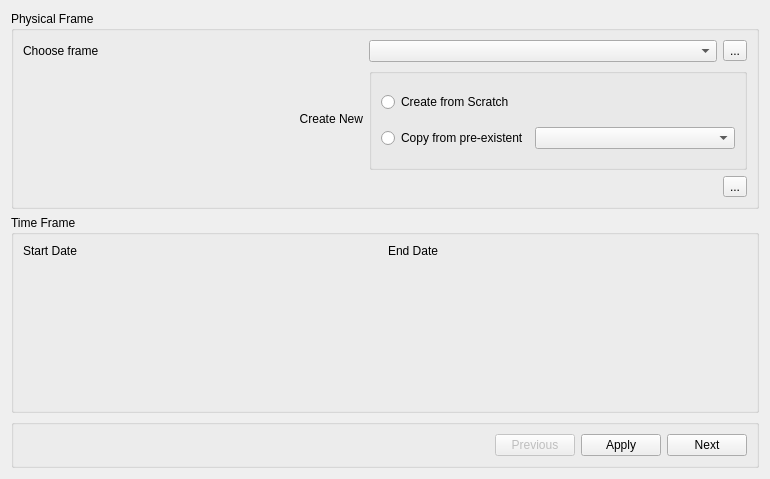
This is app_new/frmframe.ui in doublebyte1/app_solution as Qt 5 draws it before an edit. The edited form follows.
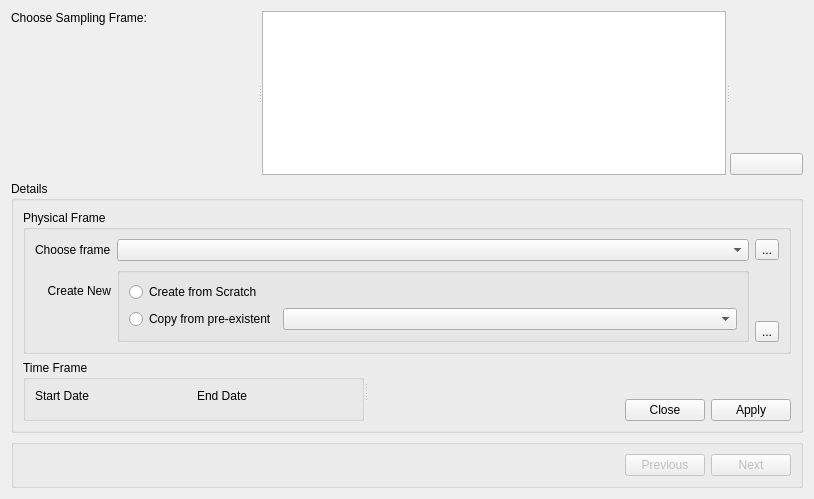
This is the edited form. Icons and pictures are not drawn. Custom widgets are drawn as their Qt base class.

What changed in the file:
```diff
--- a/app_new/frmframe.ui
+++ b/app_new/frmframe.ui
@@ -6,15 +6,115 @@
    <rect>
     <x>0</x>
     <y>0</y>
-    <width>770</width>
-    <height>479</height>
+    <width>814</width>
+    <height>499</height>
    </rect>
   </property>
   <property name="windowTitle">
    <string>Form</string>
   </property>
-  <layout class="QVBoxLayout" name="verticalLayout">
+  <layout class="QVBoxLayout" name="verticalLayout_3">
    <item>
+    <widget class="QSplitter" name="splitter">
+     <property name="orientation">
+      <enum>Qt::Horizontal</enum>
+     </property>
+     <widget class="QWidget" name="layoutWidget3">
+      <layout class="QVBoxLayout" name="verticalLayout_2">
+       <property name="spacing">
+        <number>2</number>
+       </property>
+       <item>
+        <widget class="QLabel" name="label_6">
+         <property name="sizePolicy">
+          <sizepolicy hsizetype="Expanding" vsizetype="Fixed">
+           <horstretch>0</horstretch>
+           <verstretch>0</verstretch>
+          </sizepolicy>
+         </property>
+         <property name="text">
+          <string>Choose Sampling Frame:</string>
+         </property>
+         <property name="buddy">
+          <cstring>tableView</cstring>
+         </property>
+        </widget>
+       </item>
+       <item>
+        <spacer name="verticalSpacer_3">
+         <property name="orientation">
+          <enum>Qt::Vertical</enum>
+         </property>
+         <property name="sizeHint" stdset="0">
+          <size>
+           <width>20</width>
+           <height>40</height>
+          </size>
+         </property>
+        </spacer>
+       </item>
+      </layout>
+     </widget>
+     <widget class="QTableView" name="tableView">
+      <property name="sizePolicy">
+       <sizepolicy hsizetype="Expanding" vsizetype="Expanding">
+        <horstretch>0</horstretch>
+        <verstretch>0</verstretch>
+       </sizepolicy>
+      </property>
+     </widget>
+     <widget class="QWidget" name="layoutWidget1">
+      <layout class="QVBoxLayout" name="verticalLayout_4">
+       <item>
+        <spacer name="verticalSpacer_2">
+         <property name="orientation">
+          <enum>Qt::Vertical</enum>
+         </property>
+         <property name="sizeHint" stdset="0">
+          <size>
+           <width>20</width>
+           <height>40</height>
+          </size>
+         </property>
+        </spacer>
+       </item>
+       <item>
+        <widget class="QPushButton" name="pushNew">
+         <property name="sizePolicy">
+          <sizepolicy hsizetype="Expanding" vsizetype="Fixed">
+           <horstretch>0</horstretch>
+           <verstretch>0</verstretch>
+          </sizepolicy>
+         </property>
+         <property name="toolTip">
+          <string>Create new record</string>
+         </property>
+         <property name="statusTip">
+          <string>Create new record</string>
+         </property>
+         <property name="whatsThis">
+          <string>Creates new record</string>
+         </property>
+         <property name="text">
+          <string/>
+         </property>
+         <property name="icon">
+          <iconset resource="app_new.qrc">
+           <normaloff>:/app_new/filenew.png</normaloff>:/app_new/filenew.png</iconset>
+         </property>
+        </widget>
+       </item>
+      </layout>
+     </widget>
+    </widget>
+   </item>
+   <item>
+    <widget class="QGroupBox" name="groupDetails">
+     <property name="title">
+      <string>Details</string>
+     </property>
+     <layout class="QGridLayout" name="gridLayout_4">
+      <item row="0" column="0">
     <widget class="QGroupBox" name="groupPhysical">
      <property name="title">
       <string>Physical Frame</string>
@@ -46,7 +146,7 @@
         </property>
        </widget>
       </item>
-      <item row="2" column="0">
+         <item row="1" column="0">
        <widget class="QLabel" name="label_3">
         <property name="text">
          <string>Create New</string>
@@ -56,7 +156,7 @@
         </property>
        </widget>
       </item>
-      <item row="2" column="1" colspan="2">
+         <item row="1" column="1" rowspan="2">
        <widget class="QGroupBox" name="groupNew">
         <property name="title">
          <string/>
@@ -95,7 +195,7 @@
         </layout>
        </widget>
       </item>
-      <item row="3" column="2">
+         <item row="2" column="2">
        <widget class="QToolButton" name="toolEdit">
         <property name="toolTip">
          <string>Edit Frame</string>
@@ -114,7 +214,11 @@
      </layout>
     </widget>
    </item>
-   <item>
+      <item row="1" column="0">
+       <widget class="QSplitter" name="splitter_2">
+        <property name="orientation">
+         <enum>Qt::Horizontal</enum>
+        </property>
     <widget class="QGroupBox" name="groupTime">
      <property name="title">
       <string>Time Frame</string>
@@ -168,6 +272,40 @@
       </item>
      </layout>
     </widget>
+        <widget class="QWidget" name="layoutWidget2">
+         <layout class="QVBoxLayout" name="verticalLayout">
+          <item>
+           <spacer name="verticalSpacer">
+            <property name="orientation">
+             <enum>Qt::Vertical</enum>
+            </property>
+            <property name="sizeHint" stdset="0">
+             <size>
+              <width>20</width>
+              <height>40</height>
+             </size>
+            </property>
+           </spacer>
+          </item>
+          <item>
+           <widget class="QDialogButtonBox" name="buttonBox">
+            <property name="sizePolicy">
+             <sizepolicy hsizetype="Preferred" vsizetype="Fixed">
+              <horstretch>0</horstretch>
+              <verstretch>0</verstretch>
+             </sizepolicy>
+            </property>
+            <property name="standardButtons">
+             <set>QDialogButtonBox::Apply|QDialogButtonBox::Close</set>
+            </property>
+           </widget>
+          </item>
+         </layout>
+        </widget>
+       </widget>
+      </item>
+     </layout>
+    </widget>
    </item>
    <item>
     <widget class="QGroupBox" name="groupBackNext">
@@ -208,15 +346,11 @@
         </property>
        </widget>
       </item>
-      <item>
-       <widget class="QPushButton" name="pushApply">
-        <property name="text">
-         <string>Apply</string>
-        </property>
-       </widget>
-      </item>
       <item>
        <widget class="QPushButton" name="pushNext">
+        <property name="enabled">
+         <bool>false</bool>
+        </property>
         <property name="text">
          <string>Next</string>
         </property>
```
Left out of the diff: 105 changed lines with no effect on the pictures. Lines whose indentation alone changed are shown as unchanged.
